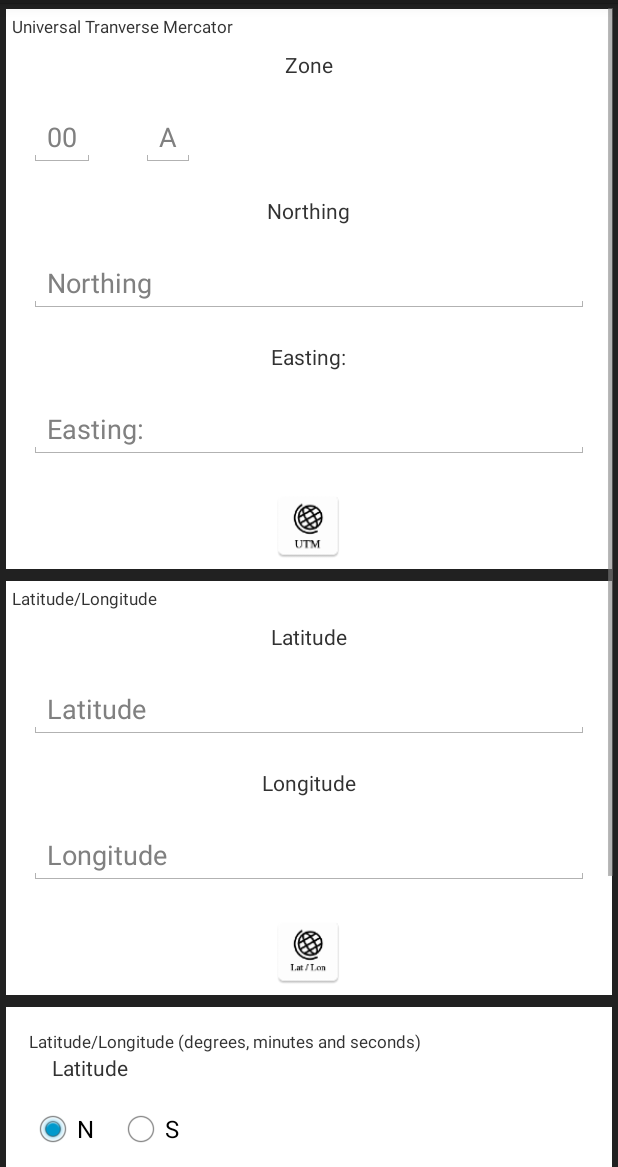
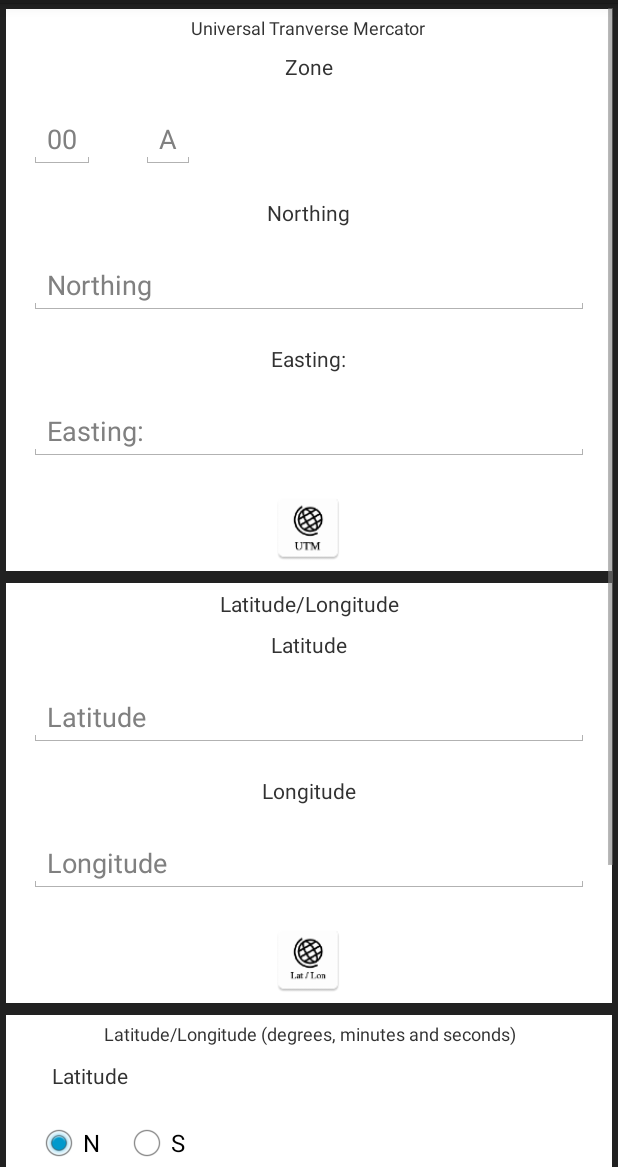
Before and after one commit to elidioxg/geoconv, an Android app: the layout conv_coord.xml on its own in the app's theme, with its tools: preview values and no code run, on a phone screen of 412 x 824 dp, the part 69-1236 px from its top. Run offline under Robolectric (Android 15) with nearby library versions, the phone set to English and light mode, and no system bars.

```diff
--- a/app/src/main/java/geocodigos/geoconv/MainActivity.java
+++ b/app/src/main/java/geocodigos/geoconv/MainActivity.java
@@ -77,7 +77,7 @@ public class MainActivity extends FragmentActivity {
                     public void onClick(DialogInterface dialog, int which) {
                         Locale locale = new Locale("en");
                         if (rb1.isChecked()) {
-                            locale = new Locale("br");
+                            locale = new Locale("pt");
                         } else {
                             if (rb3.isChecked()) {
                                 locale = new Locale("es");
--- a/app/src/main/java/geocodigos/geoconv/implementation/getDate.java
+++ b/app/src/main/java/geocodigos/geoconv/implementation/getDate.java
@@ -2,9 +2,6 @@ package geocodigos.geoconv.implementation;
 
 import java.util.Calendar;
 
-/**
- * Created by root on 06/01/15.
- */
 public class getDate {
 
     public String returnDate() {
--- a/app/src/main/java/geocodigos/geoconv/implementation/getTime.java
+++ b/app/src/main/java/geocodigos/geoconv/implementation/getTime.java
@@ -2,9 +2,6 @@ package geocodigos.geoconv.implementation;
 
 import java.util.Calendar;
 
-/**
- * Created by root on 06/01/15.
- */
 public class getTime {
 
     public String returnTime() {
--- a/app/src/main/res/layout/conv_coord.xml
+++ b/app/src/main/res/layout/conv_coord.xml
@@ -27,7 +27,7 @@
                     android:layout_width="fill_parent"
                     android:layout_height="wrap_content"
                     android:text="@string/longitudeUtm"
-                    android:textSize="@dimen/fontePequena"
+                    android:gravity="center"
                     android:layout_centerHorizontal="true"
                     android:layout_margin="@dimen/margem"
                     />
@@ -98,6 +98,8 @@
                     android:id="@+id/tv_converter"
                     android:text="@string/utmLongitude"
                     android:textSize="@dimen/fontePequena"
+                    android:layout_centerHorizontal="true"
+                    android:gravity="center"
                     android:layout_width="wrap_content"
                     android:layout_height="wrap_content"
                     android:layout_margin="@dimen/margem"
@@ -205,9 +207,11 @@
                     android:id="@+id/tv_gms"
                     android:text="@string/conv_gms"
                     android:textSize="@dimen/fontePequena"
+                    android:layout_centerHorizontal="true"
+                    android:gravity="center"
                     android:layout_width="wrap_content"
                     android:layout_height="wrap_content"
-                    android:layout_margin="@dimen/margem_grande"
+                    android:layout_margin="@dimen/margem"
                     android:layout_marginBottom="@dimen/margem"
                     />
 
@@ -232,7 +236,8 @@
                         android:layout_width="wrap_content"
                         android:layout_height="wrap_content"
                         android:layout_below="@+id/tvlatitude"
-                        android:orientation="horizontal">
+                        android:orientation="horizontal"
+                        android:layout_margin="@dimen/margem">
 
                         <RadioButton
                             android:id="@+id/rb_N"
--- a/app/src/main/res/values/dimens.xml
+++ b/app/src/main/res/values/dimens.xml
@@ -5,8 +5,8 @@
     <dimen name="margem">4dp</dimen>
     <dimen name="margem_grande">15dp</dimen>
     <dimen name="fonteGrande">16sp</dimen>
-    <dimen name="fonteNormal">13sp</dimen>
-    <dimen name="fontePequena">11sp</dimen>
+    <dimen name="fonteNormal">14sp</dimen>
+    <dimen name="fontePequena">12sp</dimen>
     <dimen name="margem_mgrande">25dp</dimen>
     <dimen name="buttons">50dp</dimen>
 </resources>
--- a/build.gradle
+++ b/build.gradle
@@ -4,7 +4,7 @@ buildscript {
         jcenter()
     }
     dependencies {
-        classpath 'com.android.tools.build:gradle:1.0.0'
+        classpath 'com.android.tools.build:gradle:1.3.0'
 
         // NOTE: Do not place your application dependencies here; they belong
         // in the individual module build.gradle files
```
Also changed, not shown: app/src/main/java/geocodigos/geoconv/Conversion/ConversaoGMS.java (+1 -6 lines), app/src/main/java/geocodigos/geoconv/ConverterCoordenadas.java (+4 -5 lines), app/src/main/java/geocodigos/geoconv/Map/MapActivity.java (+9 -9 lines), app/src/main/java/geocodigos/geoconv/net/bgreco/DirectoryPicker.java (+7 -6 lines), app/src/main/res/layout/map_layout.xml (+4 -4 lines), app/src/main/res/values/strings.xml (+2 -2 lines), 8 other files.
